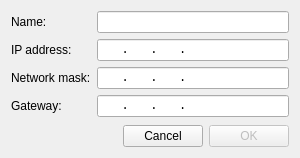
Old version of the form UI/DlgPredefinedIP.ui in the repository Folco68/Folco.
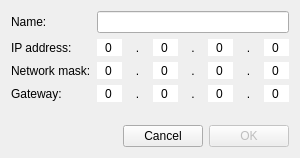
New version of the form.

Commit message: - added data opening and saving - revamped DlgPredefinedIP UI by using QSpinBox instead of QLineEdit + InputMask - added netsh call, first test show that it looks to work

Patch:
```diff
--- a/UI/DlgPredefinedIP.ui
+++ b/UI/DlgPredefinedIP.ui
@@ -40,16 +40,120 @@
       </widget>
      </item>
      <item row="1" column="1">
-      <widget class="QLineEdit" name="EditIPaddress">
-       <property name="font">
-        <font>
-         <family>Lucida Console</family>
-        </font>
-       </property>
-       <property name="inputMask">
-        <string>900.900.900.900</string>
-       </property>
-      </widget>
+      <layout class="QHBoxLayout" name="horizontalLayout">
+       <item>
+        <widget class="QSpinBox" name="spinBox_4">
+         <property name="frame">
+          <bool>false</bool>
+         </property>
+         <property name="alignment">
+          <set>Qt::AlignmentFlag::AlignCenter</set>
+         </property>
+         <property name="buttonSymbols">
+          <enum>QAbstractSpinBox::ButtonSymbols::NoButtons</enum>
+         </property>
+         <property name="maximum">
+          <number>255</number>
+         </property>
+        </widget>
+       </item>
+       <item>
+        <widget class="QLabel" name="label">
+         <property name="text">
+          <string>.</string>
+         </property>
+         <property name="alignment">
+          <set>Qt::AlignmentFlag::AlignCenter</set>
+         </property>
+        </widget>
+       </item>
+       <item>
+        <widget class="QSpinBox" name="spinBox_13">
+         <property name="frame">
+          <bool>false</bool>
+         </property>
+         <property name="alignment">
+          <set>Qt::AlignmentFlag::AlignCenter</set>
+         </property>
+         <property name="buttonSymbols">
+          <enum>QAbstractSpinBox::ButtonSymbols::NoButtons</enum>
+         </property>
+         <property name="maximum">
+          <number>255</number>
+         </property>
+        </widget>
+       </item>
+       <item>
+        <widget class="QLabel" name="label_2">
+         <property name="sizePolicy">
+          <sizepolicy hsizetype="Minimum" vsizetype="Minimum">
+           <horstretch>0</horstretch>
+           <verstretch>0</verstretch>
+          </sizepolicy>
+         </property>
+         <property name="text">
+          <string>.</string>
+         </property>
+         <property name="alignment">
+          <set>Qt::AlignmentFlag::AlignCenter</set>
+         </property>
+        </widget>
+       </item>
+       <item>
+        <widget class="QSpinBox" name="spinBox_14">
+         <property name="frame">
+          <bool>false</bool>
+         </property>
+         <property name="alignment">
+          <set>Qt::AlignmentFlag::AlignCenter</set>
+         </property>
+         <property name="buttonSymbols">
+          <enum>QAbstractSpinBox::ButtonSymbols::NoButtons</enum>
+         </property>
+         <property name="maximum">
+          <number>255</number>
+         </property>
+        </widget>
+       </item>
+       <item>
+        <widget class="QLabel" name="label_3">
+         <property name="sizePolicy">
+          <sizepolicy hsizetype="Minimum" vsizetype="Minimum">
+           <horstretch>0</horstretch>
+           <verstretch>0</verstretch>
+          </sizepolicy>
+         </property>
+         <property name="text">
+          <string>.</string>
+         </property>
+         <property name="alignment">
+          <set>Qt::AlignmentFlag::AlignCenter</set>
+         </property>
+        </widget>
+       </item>
+       <item>
+        <widget class="QSpinBox" name="spinBox_3">
+         <property name="sizePolicy">
+          <sizepolicy hsizetype="Preferred" vsizetype="Fixed">
+           <horstretch>0</horstretch>
+           <verstretch>0</verstretch>
+          </sizepolicy>
+         </property>
+         <property name="frame">
+          <bool>false</bool>
+         </property>
+         <property name="alignment">
+          <set>Qt::AlignmentFlag::AlignCenter</set>
+         </property>
+         <property name="buttonSymbols">
+          <enum>QAbstractSpinBox::ButtonSymbols::NoButtons</enum>
+         </property>
+         <property name="maximum">
+          <number>255</number>
+         </property>
+        </widget>
+       </item>
+      </layout>
      </item>
      <item row="2" column="0">
       <widget class="QLabel" name="LabelNetworkMask">
@@ -59,16 +163,120 @@
       </widget>
      </item>
      <item row="2" column="1">
-      <widget class="QLineEdit" name="EditNetworkMask">
-       <property name="font">
-        <font>
-         <family>Lucida Console</family>
-        </font>
-       </property>
-       <property name="inputMask">
-        <string>000.000.000.000</string>
-       </property>
-      </widget>
+      <layout class="QHBoxLayout" name="horizontalLayout_2">
+       <item>
+        <widget class="QSpinBox" name="spinBox_5">
+         <property name="frame">
+          <bool>false</bool>
+         </property>
+         <property name="alignment">
+          <set>Qt::AlignmentFlag::AlignCenter</set>
+         </property>
+         <property name="buttonSymbols">
+          <enum>QAbstractSpinBox::ButtonSymbols::NoButtons</enum>
+         </property>
+         <property name="maximum">
+          <number>255</number>
+         </property>
+        </widget>
+       </item>
+       <item>
+        <widget class="QLabel" name="label_4">
+         <property name="sizePolicy">
+          <sizepolicy hsizetype="Minimum" vsizetype="Minimum">
+           <horstretch>0</horstretch>
+           <verstretch>0</verstretch>
+          </sizepolicy>
+         </property>
+         <property name="text">
+          <string>.</string>
+         </property>
+         <property name="alignment">
+          <set>Qt::AlignmentFlag::AlignCenter</set>
+         </property>
+        </widget>
+       </item>
+       <item>
+        <widget class="QSpinBox" name="spinBox_15">
+         <property name="frame">
+          <bool>false</bool>
+         </property>
+         <property name="alignment">
+          <set>Qt::AlignmentFlag::AlignCenter</set>
+         </property>
+         <property name="buttonSymbols">
+          <enum>QAbstractSpinBox::ButtonSymbols::NoButtons</enum>
+         </property>
+         <property name="maximum">
+          <number>255</number>
+         </property>
+        </widget>
+       </item>
+       <item>
+        <widget class="QLabel" name="label_5">
+         <property name="sizePolicy">
+          <sizepolicy hsizetype="Minimum" vsizetype="Minimum">
+           <horstretch>0</horstretch>
+           <verstretch>0</verstretch>
+          </sizepolicy>
+         </property>
+         <property name="text">
+          <string>.</string>
+         </property>
+         <property name="alignment">
+          <set>Qt::AlignmentFlag::AlignCenter</set>
+         </property>
+        </widget>
+       </item>
+       <item>
+        <widget class="QSpinBox" name="spinBox_16">
+         <property name="frame">
+          <bool>false</bool>
+         </property>
+         <property name="alignment">
+          <set>Qt::AlignmentFlag::AlignCenter</set>
+         </property>
+         <property name="buttonSymbols">
+          <enum>QAbstractSpinBox::ButtonSymbols::NoButtons</enum>
+         </property>
+         <property name="maximum">
+          <number>255</number>
+         </property>
+        </widget>
+       </item>
+       <item>
+        <widget class="QLabel" name="label_6">
+         <property name="sizePolicy">
+          <sizepolicy hsizetype="Minimum" vsizetype="Minimum">
+           <horstretch>0</horstretch>
+           <verstretch>0</verstretch>
+          </sizepolicy>
+         </property>
+         <property name="text">
+          <string>.</string>
+         </property>
+         <property name="alignment">
+          <set>Qt::AlignmentFlag::AlignCenter</set>
+         </property>
+        </widget>
+       </item>
+       <item>
+        <widget class="QSpinBox" name="spinBox_6">
+         <property name="frame">
+          <bool>false</bool>
+         </property>
+         <property name="alignment">
+          <set>Qt::AlignmentFlag::AlignCenter</set>
+         </property>
+         <property name="buttonSymbols">
+          <enum>QAbstractSpinBox::ButtonSymbols::NoButtons</enum>
+         </property>
+         <property name="maximum">
+          <number>255</number>
+         </property>
+        </widget>
+       </item>
+      </layout>
      </item>
      <item row="3" column="0">
       <widget class="QLabel" name="LabelGateway">
@@ -78,16 +286,120 @@
       </widget>
      </item>
      <item row="3" column="1">
-      <widget class="QLineEdit" name="EditGateway">
-       <property name="font">
-        <font>
-         <family>Lucida Console</family>
-        </font>
-       </property>
-       <property name="inputMask">
-        <string>000.000.000.000</string>
-       </property>
-      </widget>
+      <layout class="QHBoxLayout" name="horizontalLayout_3">
+       <item>
+        <widget class="QSpinBox" name="spinBox_7">
+         <property name="frame">
+          <bool>false</bool>
+         </property>
+         <property name="alignment">
+          <set>Qt::AlignmentFlag::AlignCenter</set>
+         </property>
+         <property name="buttonSymbols">
+          <enum>QAbstractSpinBox::ButtonSymbols::NoButtons</enum>
+         </property>
+         <property name="maximum">
+          <number>255</number>
+         </property>
+        </widget>
+       </item>
+       <item>
+        <widget class="QLabel" name="label_7">
+         <property name="sizePolicy">
+          <sizepolicy hsizetype="Minimum" vsizetype="Minimum">
+           <horstretch>0</horstretch>
+           <verstretch>0</verstretch>
+          </sizepolicy>
+         </property>
+         <property name="text">
+          <string>.</string>
+         </property>
+         <property name="alignment">
+          <set>Qt::AlignmentFlag::AlignCenter</set>
+         </property>
+        </widget>
+       </item>
+       <item>
+        <widget class="QSpinBox" name="spinBox_17">
+         <property name="frame">
+          <bool>false</bool>
+         </property>
+         <property name="alignment">
+          <set>Qt::AlignmentFlag::AlignCenter</set>
+         </property>
+         <property name="buttonSymbols">
+          <enum>QAbstractSpinBox::ButtonSymbols::NoButtons</enum>
+         </property>
+         <property name="maximum">
+          <number>255</number>
+         </property>
+        </widget>
+       </item>
+       <item>
+        <widget class="QLabel" name="label_8">
+         <property name="sizePolicy">
+          <sizepolicy hsizetype="Minimum" vsizetype="Minimum">
+           <horstretch>0</horstretch>
+           <verstretch>0</verstretch>
+          </sizepolicy>
+         </property>
+         <property name="text">
+          <string>.</string>
+         </property>
+         <property name="alignment">
+          <set>Qt::AlignmentFlag::AlignCenter</set>
+         </property>
+        </widget>
+       </item>
+       <item>
+        <widget class="QSpinBox" name="spinBox_18">
+         <property name="frame">
+          <bool>false</bool>
+         </property>
+         <property name="alignment">
+          <set>Qt::AlignmentFlag::AlignCenter</set>
+         </property>
+         <property name="buttonSymbols">
+          <enum>QAbstractSpinBox::ButtonSymbols::NoButtons</enum>
+         </property>
+         <property name="maximum">
+          <number>255</number>
+         </property>
+        </widget>
+       </item>
+       <item>
+        <widget class="QLabel" name="label_9">
+         <property name="sizePolicy">
+          <sizepolicy hsizetype="Minimum" vsizetype="Minimum">
+           <horstretch>0</horstretch>
+           <verstretch>0</verstretch>
+          </sizepolicy>
+         </property>
+         <property name="text">
+          <string>.</string>
+         </property>
+         <property name="alignment">
+          <set>Qt::AlignmentFlag::AlignCenter</set>
+         </property>
+        </widget>
+       </item>
+       <item>
+        <widget class="QSpinBox" name="spinBox_8">
+         <property name="frame">
+          <bool>false</bool>
+         </property>
+         <property name="alignment">
+          <set>Qt::AlignmentFlag::AlignCenter</set>
+         </property>
+         <property name="buttonSymbols">
+          <enum>QAbstractSpinBox::ButtonSymbols::NoButtons</enum>
+         </property>
+         <property name="maximum">
+          <number>255</number>
+         </property>
+        </widget>
+       </item>
+      </layout>
      </item>
     </layout>
    </item>
```
The commit also changes 13 other files.
